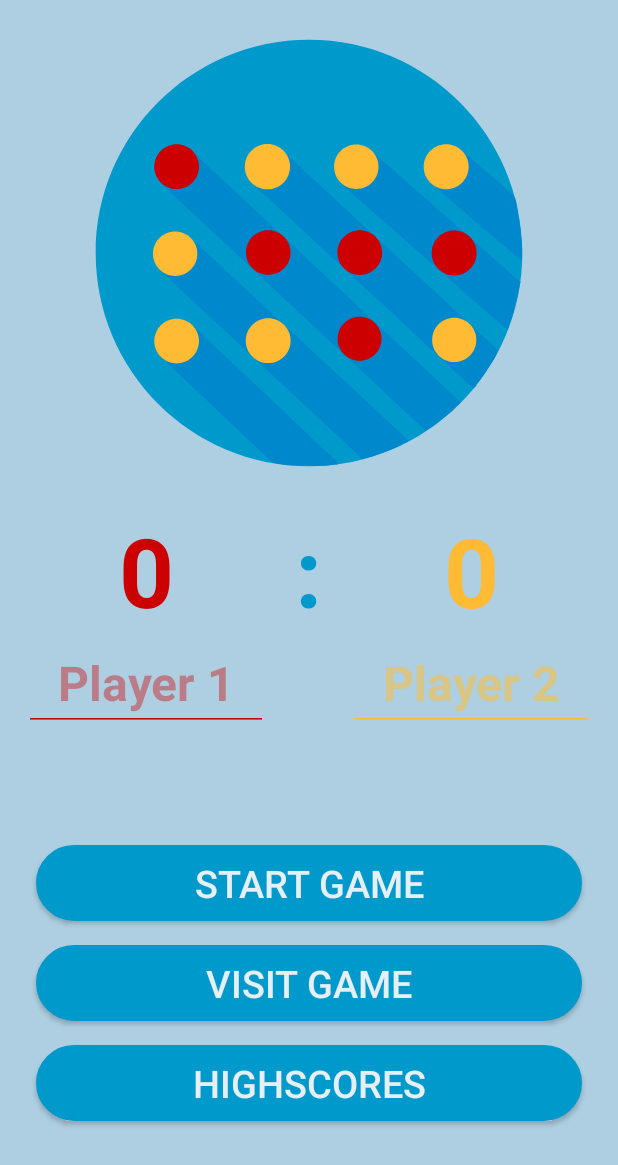
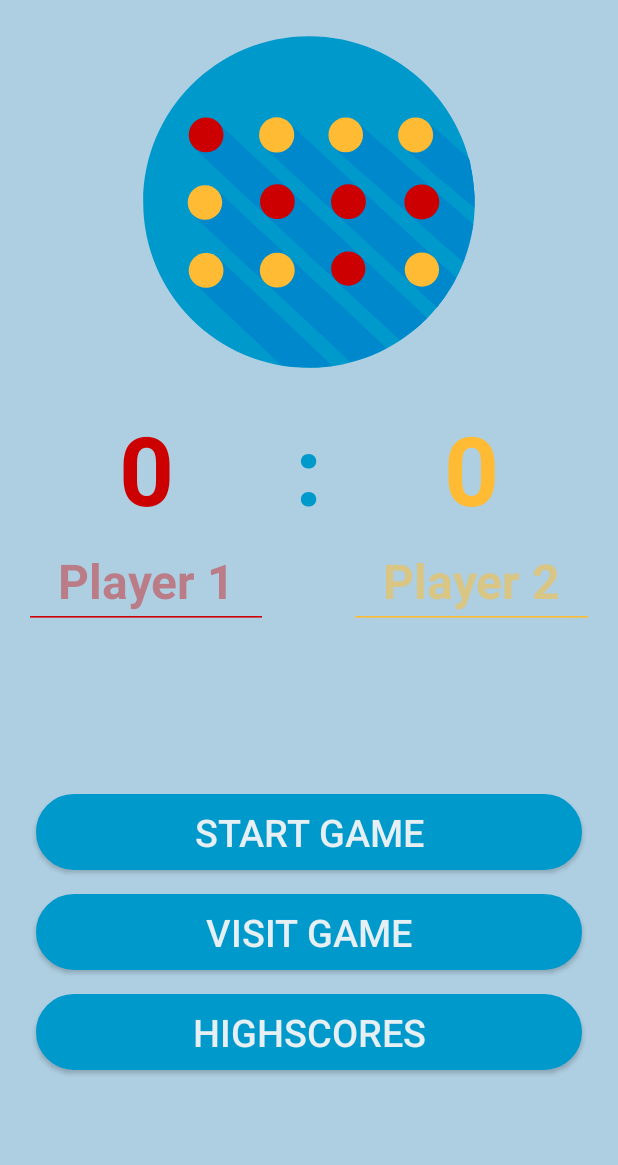
Before and after one commit to Lukas-Justen/4-Gewinnt-Spezial, an Android app: the screen it shows after launch (StartActivity), on a phone screen of 412 x 824 dp. Shown: the top 1165 px of the screen. Run offline under Robolectric (Android 15) with nearby library versions, the phone set to English and light mode, and no system bars.

Commit message:
Decreased AppLogo in StartActivity

```diff
--- a/app/src/main/res/layout/activity_start.xml
+++ b/app/src/main/res/layout/activity_start.xml
@@ -20,17 +20,16 @@
         android:layout_height="0dp"
         android:layout_marginBottom="16dp"
         android:layout_marginEnd="16dp"
-        android:layout_marginLeft="16dp"
         android:layout_marginRight="16dp"
         android:layout_marginStart="16dp"
         android:layout_marginTop="16dp"
         app:layout_constraintBottom_toTopOf="@+id/linearlayout_score"
-        app:layout_constraintHorizontal_bias="0.0"
-        app:layout_constraintLeft_toLeftOf="parent"
         app:layout_constraintRight_toRightOf="parent"
         app:layout_constraintTop_toTopOf="parent"
         app:layout_constraintVertical_bias="0.0"
-        app:srcCompat="@drawable/app_logo" />
+        app:srcCompat="@drawable/app_logo"
+        android:layout_marginLeft="16dp"
+        app:layout_constraintLeft_toLeftOf="parent" />
 
 
 
@@ -53,7 +52,8 @@
         app:layout_constraintTop_toTopOf="parent"
         tools:layout_constraintLeft_creator="1"
         tools:layout_constraintRight_creator="1"
-        tools:layout_constraintTop_creator="1">
+        tools:layout_constraintTop_creator="1"
+        app:layout_constraintVertical_bias="0.39999998">
 
         <LinearLayout
             android:layout_width="match_parent"
```
